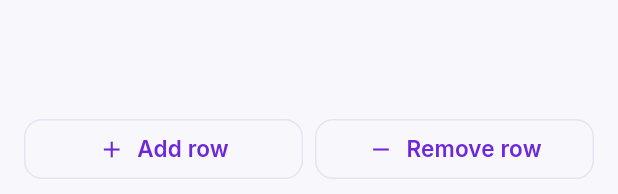
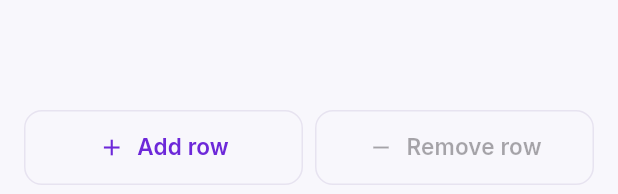
Before and after one commit to 158thirtyeight-max/thirty8, a Flutter app: the SeatMapStep widget shown alone on an empty page, opened directly with empty values, on a phone screen of 412 x 824 dp. Shown: the part 1039-1233 px from the top of the screen. Run offline on Flutter 3.47's test engine with Material 3 defaults, Android fonts, the phone set to English and light mode, and no system bars; our stand-ins replace flutter_riverpod, go_router, google_fonts, image_picker, qr_flutter, supabase_flutter; missing offline and left inert: mobile_scanner, razorpay_flutter; accounts and stored records are empty; network calls fail.

Commit message:
Fix seat map row buttons overflow; add step widget tests
Co-Authored-By: Claude Sonnet 5.5 <noreply@anthropic.com>
Claude-Session: https://claude.ai/code/session_011w8hgA1kfVB4Emj8zq2jcz

```diff
--- a/apps/customer_app/analysis_options.yaml
+++ b/apps/customer_app/analysis_options.yaml
@@ -7,6 +7,12 @@
 
 # The following line activates a set of recommended lints for Flutter apps,
 # packages, and plugins designed to encourage good coding practices.
+analyzer:
+  exclude:
+    - build/**
+    - android/**
+    - ios/**
+    - web/**
 include: package:flutter_lints/flutter.yaml
 
 linter:
--- a/apps/operator_app/lib/features/bus_ops/seat_layout/wizard_steps.dart
+++ b/apps/operator_app/lib/features/bus_ops/seat_layout/wizard_steps.dart
@@ -77,14 +77,13 @@ class SeatTile extends StatelessWidget {
 }
 
 class _Stepper extends StatelessWidget {
-  const _Stepper({required this.label, required this.value, required this.onChanged, this.min = 0, this.max = 99, this.hint});
+  const _Stepper({required this.label, required this.value, required this.onChanged, this.min = 0, this.max = 99});
 
   final String label;
   final int value;
   final ValueChanged<int> onChanged;
   final int min;
   final int max;
-  final String? hint;
 
   @override
   Widget build(BuildContext context) {
@@ -97,7 +96,6 @@ class _Stepper extends StatelessWidget {
               crossAxisAlignment: CrossAxisAlignment.start,
               children: [
                 Text(label, style: AppTypography.bodyLarge(_text(context))),
-                if (hint != null) Text(hint!, style: AppTypography.caption(_muted(context))),
               ],
             ),
           ),
@@ -473,11 +471,9 @@ class _SeatMapStepState extends State<SeatMapStep> {
           child: Row(
             children: [
               Expanded(
-                child: AppButton(
-                  label: 'Add row',
-                  variant: AppButtonVariant.outline,
-                  size: AppButtonSize.small,
-                  icon: Icons.add,
+                child: OutlinedButton.icon(
+                  label: Text('Add row'),
+                  icon: Icon(Icons.add, size: 18),
                   onPressed: d.rows < 40
                       ? () => _change(() {
                             d.rows += 1;
@@ -490,11 +486,9 @@ class _SeatMapStepState extends State<SeatMapStep> {
               ),
               const SizedBox(width: AppSpacing.sm),
               Expanded(
-                child: AppButton(
-                  label: 'Remove row',
-                  variant: AppButtonVariant.outline,
-                  size: AppButtonSize.small,
-                  icon: Icons.remove,
+                child: OutlinedButton.icon(
+                  label: Text('Remove row'),
+                  icon: Icon(Icons.remove, size: 18),
                   onPressed: d.rows > 1
                       ? () => _change(() {
                             for (var c = 1; c <= d.columns; c++) {
```
Also changed, not shown: 1 other file.
